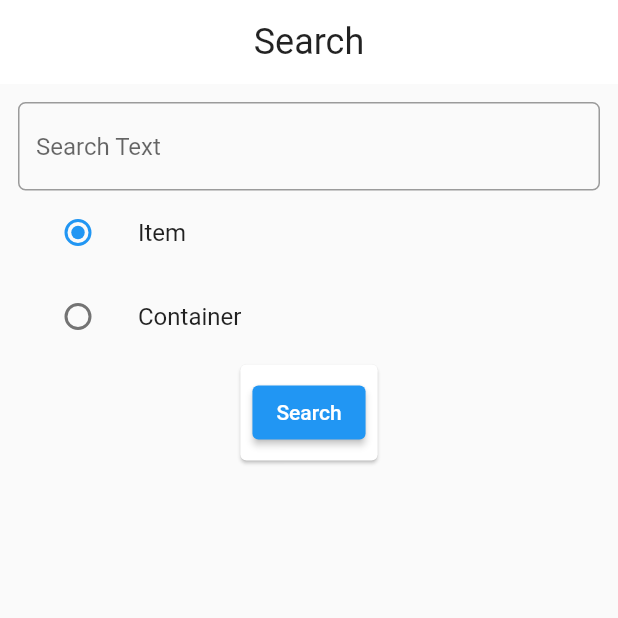
After one commit to jlprince21/thing_finder, a Flutter app: the screen it shows after launch, after a tap on "Search", on a phone screen of 412 x 824 dp, the top half of it. The commit adds this screen. Run offline on Flutter 3.47's test engine with Material 2 defaults, Android fonts, the phone set to English and light mode, and no system bars; our stand-ins replace drift, share_plus; accounts and stored records are empty; generated files the repository leaves out were written again.

Commit message:
Add item and container search screen

```diff
--- a/lib/screen/main_menu_screen.dart
+++ b/lib/screen/main_menu_screen.dart
@@ -4,6 +4,7 @@ import 'package:path_provider/path_provider.dart';
 import 'package:share_plus/share_plus.dart';
 import 'package:thing_finder/screen/containers_screen.dart';
 import 'package:thing_finder/screen/items_screen.dart';
+import 'package:thing_finder/screen/search_screen.dart';
 
 class MainMenuScreen extends StatefulWidget {
   const MainMenuScreen({Key? key}) : super(key: key);
@@ -28,7 +29,7 @@ class _MainMenuScreenState extends State<MainMenuScreen> {
                   child: ElevatedButton(
                     child: Text('Items'),
                     onPressed: () {
-                      Navigator.push(context, MaterialPageRoute(builder: (context) => ItemsScreen()));
+                      Navigator.push(context, MaterialPageRoute(builder: (context) => ItemsScreen(searchText: "")));
                     },
                   ),
                 ),
@@ -39,7 +40,7 @@ class _MainMenuScreenState extends State<MainMenuScreen> {
                   child: ElevatedButton(
                     child: Text('Containers'),
                     onPressed: () {
-                      Navigator.push(context, MaterialPageRoute(builder: (context) => ContainersScreen()));
+                      Navigator.push(context, MaterialPageRoute(builder: (context) => ContainersScreen(searchText: "")));
                     },
                   ),
                 ),
@@ -55,7 +56,17 @@ class _MainMenuScreenState extends State<MainMenuScreen> {
                   ),
                 ),
               ),
-
+            Card(
+                child: Padding(
+                  padding: const EdgeInsets.all(8.0),
+                  child: ElevatedButton(
+                    child: Text('Search'),
+                    onPressed: () {
+                      Navigator.push(context, MaterialPageRoute(builder: (context) => SearchScreen()));
+                    },
+                  ),
+                ),
+              ),
             ],
           ),
         ),
--- /dev/null
+++ b/lib/screen/search_screen.dart
@@ -0,0 +1,99 @@
+import 'package:flutter/material.dart';
+import 'package:path_provider/path_provider.dart';
+import 'package:thing_finder/screen/containers_screen.dart';
+import 'package:thing_finder/screen/items_screen.dart';
+
+class SearchScreen extends StatefulWidget {
+  const SearchScreen({Key? key}) : super(key: key);
+
+  @override
+  _SearchScreenState createState() => _SearchScreenState();
+}
+
+class _SearchScreenState extends State<SearchScreen> {
+  late TextEditingController searchController;
+
+  String searchType = "item";
+
+  @override
+  void initState() {
+    searchController = TextEditingController();
+    super.initState();
+  }
+
+  @override
+  Widget build(BuildContext context) {
+    return Scaffold(
+      appBar: _getSearchAppBar(),
+      body: SingleChildScrollView(
+        child: Padding(
+          padding: const EdgeInsets.all(12.0),
+          child: Column(
+            children: <Widget>[
+              TextFormField(
+                controller: searchController,
+                decoration: InputDecoration(
+                    border: OutlineInputBorder(
+                      borderRadius: BorderRadius.circular(5),
+                    ),
+                    hintText: 'Search Text'),
+              ),
+              ListTile(
+                title: Text("Item"),
+                leading: Radio(
+                    value: "item",
+                    groupValue: searchType,
+                    onChanged: (value) {
+                      setState(() {
+                        searchType = value.toString();
+                      });
+                    }),
+              ),
+              ListTile(
+                title: Text("Container"),
+                leading: Radio(
+                    value: "container",
+                    groupValue: searchType,
+                    onChanged: (value) {
+                      setState(() {
+                        searchType = value.toString();
+                      });
+                    }),
+              ),
+              Card(
+                child: Padding(
+                  padding: const EdgeInsets.all(8.0),
+                  child: ElevatedButton(
+                    child: Text('Search'),
+                    onPressed: () {
+                      if (searchType == "item")
+                      {
+                        Navigator.push(context, MaterialPageRoute(builder: (context) => ItemsScreen(searchText: searchController.text)));
+                      }
+                      else
+                      {
+                        Navigator.push(context, MaterialPageRoute(builder: (context) => ContainersScreen(searchText: searchController.text)));
+                      }
+                    },
+                  ),
+                ),
+              ),
+            ],
+          ),
+        ),
+      ),
+    );
+  }
+
+  _getSearchAppBar(){
+    return AppBar(
+      backgroundColor: Colors.white,
+      centerTitle: true,
+      elevation: 0,
+      title: Text(
+        'Search',
+        style: Theme.of(context).textTheme.headline5,
+      ),
+    );
+  }
+}
```
Also changed, not shown: lib/database/database.dart (+12 -0 lines), lib/screen/containers_screen.dart (+11 -2 lines), lib/screen/items_screen.dart (+11 -2 lines).
